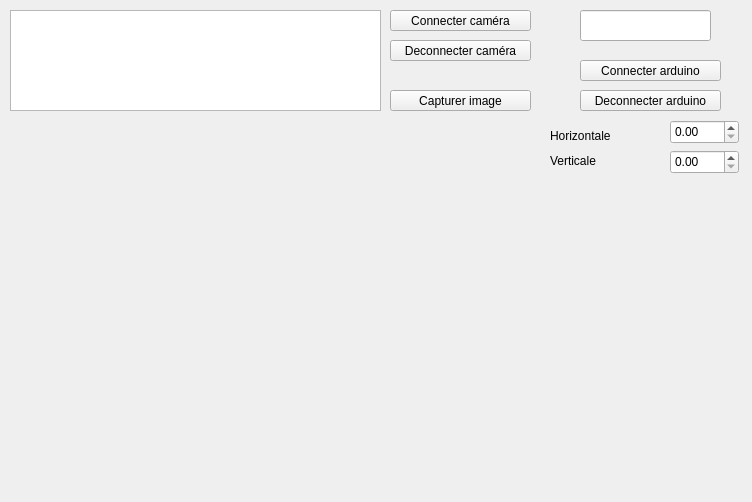
This is src/fenetreprincipale.ui in maelvls/climso-auto as Qt 5 draws it before an edit. The edited form follows.
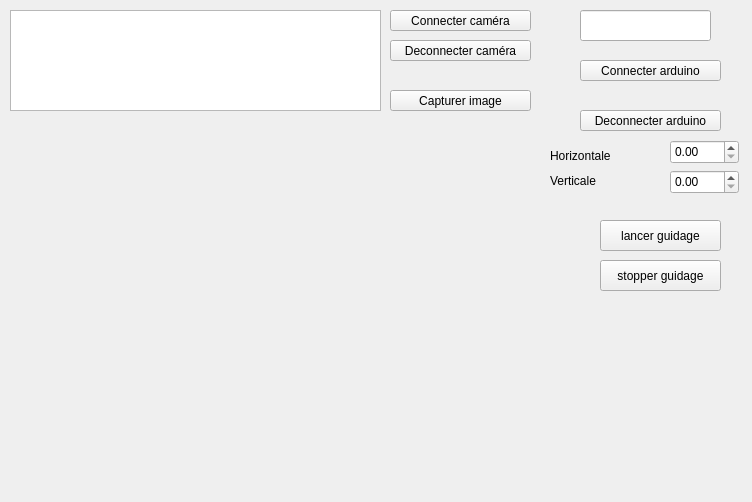
This is the edited form.

Patch:
```diff
--- a/src/fenetreprincipale.ui
+++ b/src/fenetreprincipale.ui
@@ -86,7 +86,7 @@
     <property name="geometry">
      <rect>
       <x>580</x>
-      <y>90</y>
+      <y>110</y>
       <width>141</width>
       <height>21</height>
      </rect>
@@ -112,7 +112,7 @@
     <property name="geometry">
      <rect>
       <x>580</x>
-      <y>70</y>
+      <y>90</y>
       <width>141</width>
       <height>16</height>
      </rect>
@@ -125,7 +125,7 @@
     <property name="geometry">
      <rect>
       <x>670</x>
-      <y>120</y>
+      <y>140</y>
       <width>69</width>
       <height>24</height>
      </rect>
@@ -135,7 +135,7 @@
     <property name="geometry">
      <rect>
       <x>550</x>
-      <y>125</y>
+      <y>145</y>
       <width>81</width>
       <height>21</height>
      </rect>
@@ -148,7 +148,7 @@
     <property name="geometry">
      <rect>
       <x>670</x>
-      <y>150</y>
+      <y>170</y>
       <width>69</width>
       <height>24</height>
      </rect>
@@ -158,7 +158,7 @@
     <property name="geometry">
      <rect>
       <x>550</x>
-      <y>150</y>
+      <y>170</y>
       <width>81</width>
       <height>21</height>
      </rect>
@@ -187,6 +187,32 @@
      </rect>
     </property>
    </widget>
+   <widget class="QPushButton" name="lancerGuidage">
+    <property name="geometry">
+     <rect>
+      <x>600</x>
+      <y>220</y>
+      <width>121</width>
+      <height>31</height>
+     </rect>
+    </property>
+    <property name="text">
+     <string>lancer guidage</string>
+    </property>
+   </widget>
+   <widget class="QPushButton" name="stopperGuidage">
+    <property name="geometry">
+     <rect>
+      <x>600</x>
+      <y>260</y>
+      <width>121</width>
+      <height>31</height>
+     </rect>
+    </property>
+    <property name="text">
+     <string>stopper guidage</string>
+    </property>
+   </widget>
   </widget>
  </widget>
  <layoutdefault spacing="6" margin="11"/>
```
